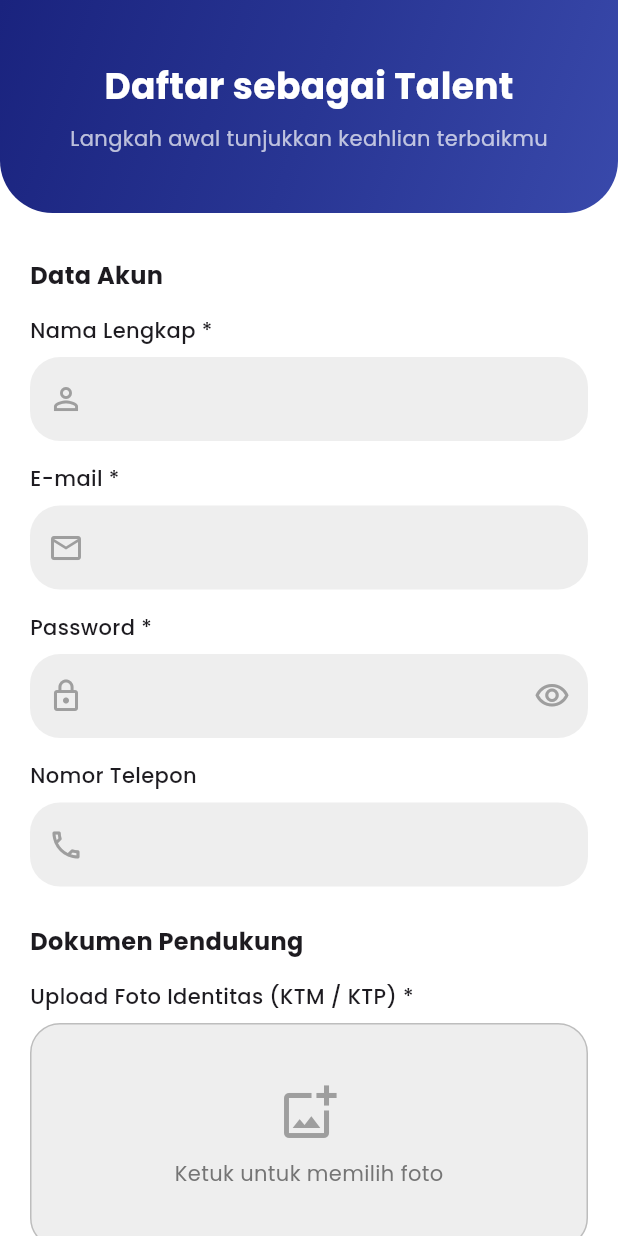
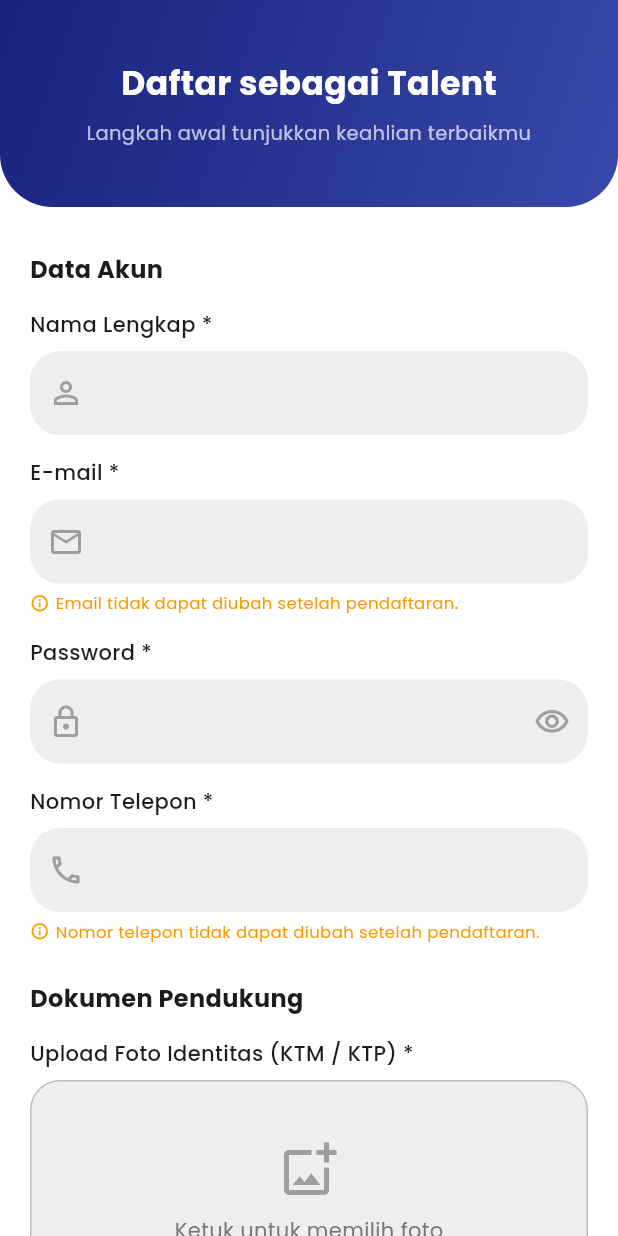
Before and after one commit to triaanandafh/TrimaJadi-PBL, a Flutter app: the RegisterTalentPage screen opened directly, on a phone screen of 412 x 824 dp. Run offline on Flutter 3.47's test engine with Material 3 defaults, Android fonts, the phone set to English and light mode, and no system bars; our stand-ins replace file_picker, google_fonts, image_picker, supabase_flutter; accounts and stored records are empty.

Commit message:
Fixing Error & Merapikan Beberapa UI

```diff
--- a/lib/pages/talent_register_page.dart
+++ b/lib/pages/talent_register_page.dart
@@ -208,25 +208,27 @@ class _RegisterTalentPageState extends State<RegisterTalentPage> {
 
     return Scaffold(
       backgroundColor: Colors.white,
-      body: SafeArea(
-        child: SingleChildScrollView(
-          // PERUBAHAN 1: Hapus padding: const EdgeInsets.all(20) dari sini agar header bisa full
-          padding: EdgeInsets.zero,
+      body: SingleChildScrollView(
+        child: ConstrainedBox(
+          constraints: BoxConstraints(
+            minHeight: MediaQuery.of(context).size.height,
+          ),
           child: Column(
             children: [
-              // HEADER GRADASI (Sekarang beneran full edge-to-edge!)
               Container(
                 width: double.infinity,
-                padding: const EdgeInsets.symmetric(
-                  vertical: 40, // Ditambah sedikit biar proporsional dan tinggi seperti halaman masuk
-                  horizontal: 24,
+                padding: EdgeInsets.only(
+                  top: MediaQuery.of(context).padding.top + 40,
+                  bottom: 40,
+                  left: 24,
+                  right: 24,
                 ),
                 decoration: const BoxDecoration(
                   gradient: LinearGradient(
                     colors: [
-                      Color(0xFF1A237E), // Deep Blue
-                      Color(0xFF283593), // Indigo
-                      Color(0xFF3949AB), // Light Indigo
+                      Color(0xFF1A237E),
+                      Color(0xFF283593),
+                      Color(0xFF3949AB),
                     ],
                     stops: [0.0, 0.5, 1.0],
                     begin: Alignment.topLeft,
@@ -243,45 +245,40 @@ class _RegisterTalentPageState extends State<RegisterTalentPage> {
                       'Daftar sebagai Talent',
                       style: TextStyle(
                         color: Colors.white,
-                        fontSize: 24, // Diperbesar sedikit biar makin tegas
+                        fontSize: 22,
                         fontWeight: FontWeight.bold,
                       ),
                     ),
                     SizedBox(height: 8),
                     Text(
                       'Langkah awal tunjukkan keahlian terbaikmu',
-                      style: TextStyle(
-                        color: Colors.white70,
-                        fontSize: 14,
-                      ),
+                      textAlign: TextAlign.center,
+                      style: TextStyle(color: Colors.white70, fontSize: 13),
                     ),
                   ],
                 ),
               ),
-
-              // PERUBAHAN 2: Bungkus semua inputan di bawah header dengan Padding 20
               Padding(
-                padding: const EdgeInsets.all(20.0),
+                padding: const EdgeInsets.all(20),
                 child: Column(
                   children: [
                     const SizedBox(height: 10),
                     sectionTitle("Data Akun"),
                     const SizedBox(height: 15),
-
                     buildInputField(
                       label: "Nama Lengkap *",
                       icon: Icons.person_outline,
                       controller: nameController,
                     ),
                     const SizedBox(height: 15),
-
                     buildInputField(
                       label: "E-mail *",
                       icon: Icons.email_outlined,
                       controller: emailController,
+                      keyboardType: TextInputType.emailAddress,
+                      note: 'Email tidak dapat diubah setelah pendaftaran.',
                     ),
                     const SizedBox(height: 15),
-
                     buildInputField(
                       label: "Password *",
                       icon: Icons.lock_outline,
@@ -289,19 +286,16 @@ class _RegisterTalentPageState extends State<RegisterTalentPage> {
                       isPassword: true,
                     ),
                     const SizedBox(height: 15),
-
                     buildInputField(
-                      label: "Nomor Telepon",
+                      label: "Nomor Telepon *",
                       icon: Icons.phone_outlined,
                       controller: phoneController,
+                      keyboardType: TextInputType.phone,
+                      note: 'Nomor telepon tidak dapat diubah setelah pendaftaran.',
                     ),
-
                     const SizedBox(height: 25),
-
                     sectionTitle("Dokumen Pendukung"),
                     const SizedBox(height: 15),
-
-                    // WIDGET UPLOAD FOTO KTM
                     const Align(
                       alignment: Alignment.centerLeft,
                       child: Text(
@@ -318,37 +312,33 @@ class _RegisterTalentPageState extends State<RegisterTalentPage> {
                         decoration: BoxDecoration(
                           color: Colors.grey.shade200,
                           borderRadius: BorderRadius.circular(20),
-                          border: Border.all(
-                            color: ktmImage != null ? Colors.transparent : Colors.grey.shade400,
-                            style: ktmImage != null ? BorderStyle.none : BorderStyle.solid,
+                          border: Border.all(color: Colors.grey.shade400),
                         ),
-                        ),
-                        child: ktmImage != null
+                        child: hasKtm
                             ? ClipRRect(
                                 borderRadius: BorderRadius.circular(20),
-                                child: Image.file(
-                                  ktmImage!,
+                                child: kIsWeb
+                                    ? Image.memory(ktmImageBytes!,
                                         fit: BoxFit.cover,
-                                  width: double.infinity,
-                                ),
+                                        width: double.infinity)
+                                    : Image.file(ktmImage!,
+                                        fit: BoxFit.cover,
+                                        width: double.infinity),
                               )
                             : Column(
                                 mainAxisAlignment: MainAxisAlignment.center,
                                 children: [
-                                  Icon(Icons.add_photo_alternate_outlined, size: 40, color: Colors.grey.shade500),
+                                  Icon(Icons.add_photo_alternate_outlined,
+                                      size: 40, color: Colors.grey.shade500),
                                   const SizedBox(height: 10),
-                                  Text(
-                                    "Ketuk untuk memilih foto",
-                                    style: TextStyle(color: Colors.grey.shade600),
-                                  ),
+                                  Text("Ketuk untuk memilih foto",
+                                      style: TextStyle(
+                                          color: Colors.grey.shade600)),
                                 ],
                               ),
                       ),
                     ),
-
                     const SizedBox(height: 20),
-
-                    // WIDGET UPLOAD CV (PDF)
                     const Align(
                       alignment: Alignment.centerLeft,
                       child: Text(
@@ -366,26 +356,33 @@ class _RegisterTalentPageState extends State<RegisterTalentPage> {
                           color: Colors.grey.shade200,
                           borderRadius: BorderRadius.circular(20),
                           border: Border.all(
-                            color: cvPdfFile != null ? Colors.blue : Colors.grey.shade400,
+                            color: hasCv ? Colors.blue : Colors.grey.shade400,
                           ),
                         ),
                         child: Column(
                           mainAxisAlignment: MainAxisAlignment.center,
                           children: [
                             Icon(
-                              cvPdfFile != null ? Icons.picture_as_pdf : Icons.upload_file,
+                              hasCv ? Icons.picture_as_pdf : Icons.upload_file,
                               size: 40,
-                              color: cvPdfFile != null ? Colors.red : Colors.grey.shade500
+                              color: hasCv ? Colors.red : Colors.grey.shade500,
                             ),
                             const SizedBox(height: 10),
                             Padding(
-                              padding: const EdgeInsets.symmetric(horizontal: 10),
+                              padding:
+                                  const EdgeInsets.symmetric(horizontal: 10),
                               child: Text(
-                                cvPdfFile != null ? cvFileName! : "Ketuk untuk memilih file PDF",
+                                hasCv
+                                    ? cvFileName!
+                                    : "Ketuk untuk memilih file PDF",
                                 textAlign: TextAlign.center,
                                 style: TextStyle(
-                                  color: cvPdfFile != null ? Colors.black87 : Colors.grey.shade600,
-                                  fontWeight: cvPdfFile != null ? FontWeight.bold : FontWeight.normal,
+                                  color: hasCv
+                                      ? Colors.black87
+                                      : Colors.grey.shade600,
+                                  fontWeight: hasCv
+                                      ? FontWeight.bold
+                                      : FontWeight.normal,
                                 ),
                               ),
                             ),
@@ -393,10 +390,7 @@ class _RegisterTalentPageState extends State<RegisterTalentPage> {
                         ),
                       ),
                     ),
-
                     const SizedBox(height: 40),
-
-                    // TOMBOL DAFTAR
                     SizedBox(
                       width: double.infinity,
                       height: 50,
@@ -406,47 +400,33 @@ class _RegisterTalentPageState extends State<RegisterTalentPage> {
                           backgroundColor: const Color(0xFFE88A2F),
                           disabledBackgroundColor: Colors.grey,
                           shape: RoundedRectangleBorder(
-                            borderRadius: BorderRadius.circular(30),
-                          ),
+                              borderRadius: BorderRadius.circular(30)),
                         ),
                         child: isLoading
                             ? const SizedBox(
                                 height: 20,
                                 width: 20,
                                 child: CircularProgressIndicator(
-                                  color: Colors.white,
-                                  strokeWidth: 2,
-                                ),
+                                    color: Colors.white, strokeWidth: 2),
                               )
-                            : const Text(
-                                'Daftar',
+                            : const Text('Daftar',
                                 style: TextStyle(
                                     color: Colors.white,
                                     fontSize: 16,
-                                  fontWeight: FontWeight.bold,
+                                    fontWeight: FontWeight.bold)),
                       ),
                     ),
-                      ),
-                    ),
-
                     const SizedBox(height: 15),
-
-                    // LOGIN ACCOUNT TRIGGER
                     Row(
                       mainAxisAlignment: MainAxisAlignment.center,
                       children: [
                         const Text('Sudah punya akun? '),
                         GestureDetector(
-                          onTap: () {
-                            Navigator.pop(context);
-                          },
-                          child: const Text(
-                            'Masuk',
+                          onTap: () => Navigator.pop(context),
+                          child: const Text('Masuk',
                               style: TextStyle(
                                   color: Colors.orange,
-                              fontWeight: FontWeight.bold,
-                            ),
-                          ),
+                                  fontWeight: FontWeight.bold)),
                         ),
                       ],
                     ),
@@ -456,8 +436,8 @@ class _RegisterTalentPageState extends State<RegisterTalentPage> {
               ),
             ],
           ),
-
         ),
-    ));
-
-  }}
+      ),
+    );
+  }
+}
```
Also changed, not shown: lib/pages/client_register_page.dart (+29 -33 lines), lib/pages/login_client_page.dart (+21 -20 lines), lib/pages/login_talent_page.dart (+25 -27 lines), lib/pages/onboarding_page.dart (+21 -24 lines), lib/pages/talent_home_page.dart (+10 -7 lines). Lines whose indentation alone changed are shown as unchanged.
